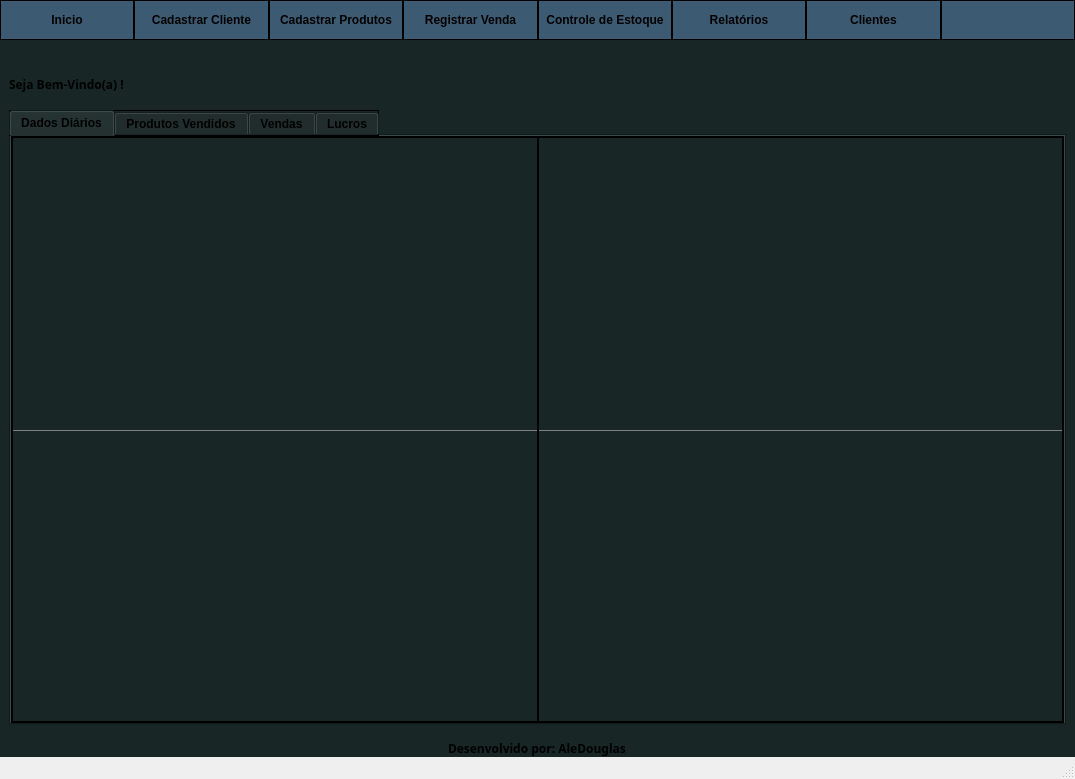
Old version of the form app/app.ui in the repository AleDouglas/sell-easer.
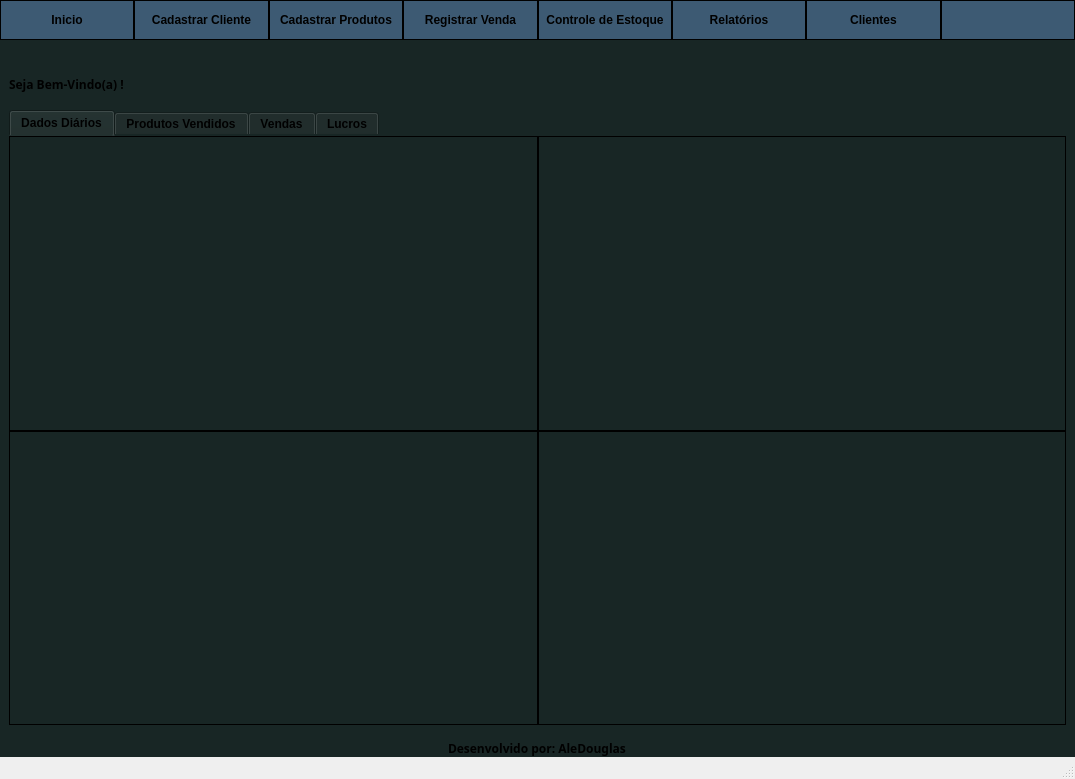
New version of the form. Icons and pictures are not drawn.

Diff of the .ui file:
```diff
--- a/app/app.ui
+++ b/app/app.ui
@@ -641,8 +641,7 @@
         <item>
          <widget class="QTabWidget" name="tabWidget">
           <property name="styleSheet">
-           <string notr="true">border: 1px solid black;
-color: black;
+           <string notr="true">color: black;
 font-weight: bold;</string>
           </property>
           <property name="currentIndex">
@@ -698,16 +697,14 @@
                <item>
                 <widget class="QWidget" name="graphicsView_initial_2" native="true">
                  <property name="styleSheet">
-                  <string notr="true">border: 0;</string>
+                  <string notr="true">border: 0.5px solid black;</string>
                  </property>
                 </widget>
                </item>
                <item>
                 <widget class="QWidget" name="graphicsView_initial" native="true">
                  <property name="styleSheet">
-                  <string notr="true">border: 0;
-border-top: 1px solid grey;
-</string>
+                  <string notr="true">border: 0.5px solid black;</string>
                  </property>
                 </widget>
                </item>
@@ -741,16 +738,14 @@
                <item>
                 <widget class="QWidget" name="widget" native="true">
                  <property name="styleSheet">
-                  <string notr="true">border: 0;</string>
+                  <string notr="true">border: 0.5px solid black;</string>
                  </property>
                 </widget>
                </item>
                <item>
                 <widget class="QWidget" name="widget_2" native="true">
                  <property name="styleSheet">
-                  <string notr="true">border: 0;
-border-top: 1px solid grey;
-</string>
+                  <string notr="true">border: 0.5px solid black;</string>
                  </property>
                 </widget>
                </item>
```
Left out of the diff: 69 changed lines with no effect on the pictures.
